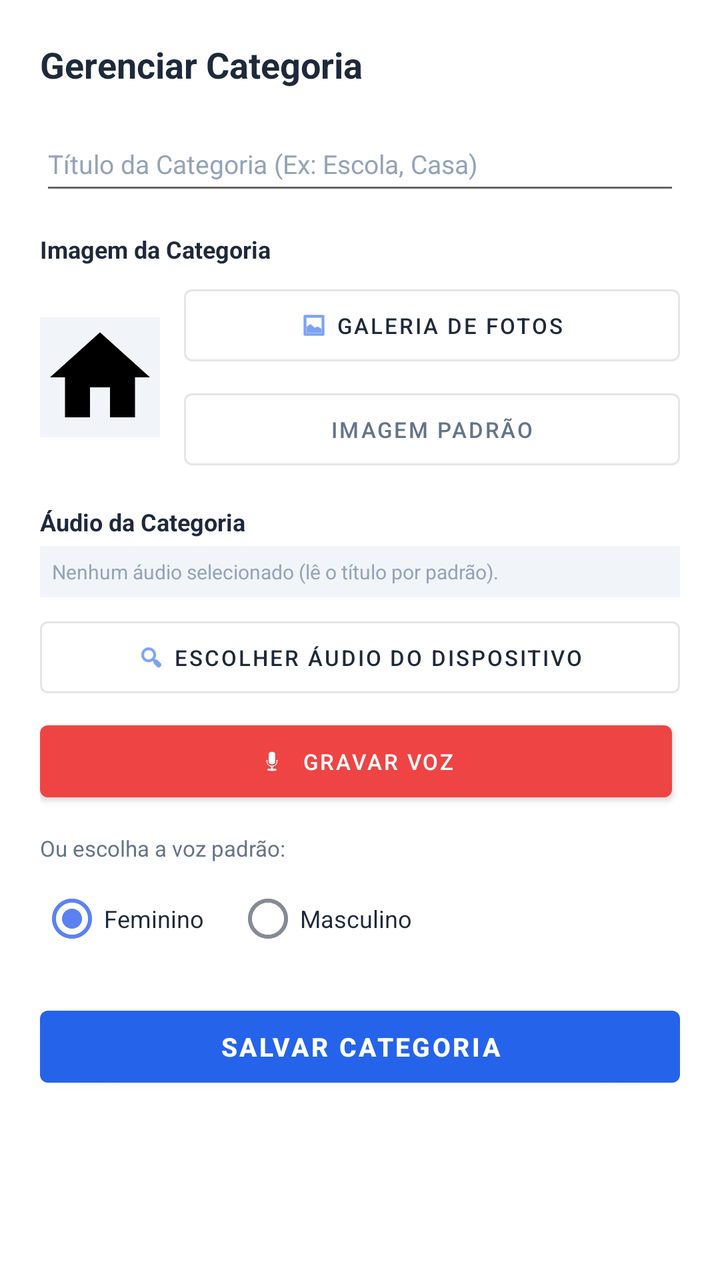
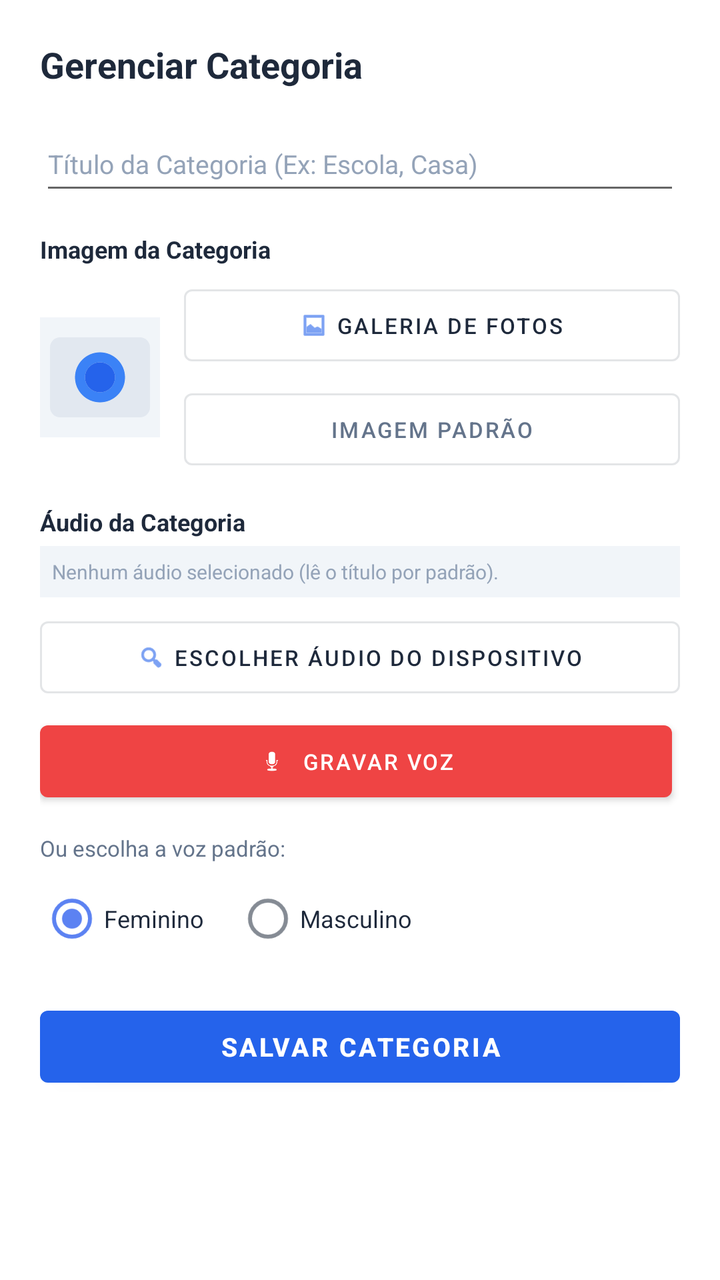

The first picture is an Android layout as it rendered before a commit; the second is the same layout after the commit. The layout source and the unified diff follow.
<!-- AndroidManifest.xml: application theme Theme.ProjetoCasa -->
<!-- res/layout/dialog_form_categoria.xml -->
<?xml version="1.0" encoding="utf-8"?>
<ScrollView
    xmlns:android="http://schemas.android.com/apk/res/android"
    xmlns:app="http://schemas.android.com/apk/res-auto"
    xmlns:tools="http://schemas.android.com/tools"
    android:layout_width="match_parent"
    android:layout_height="wrap_content"
    android:background="@color/card_surface">

    <LinearLayout
        android:layout_width="match_parent"
        android:layout_height="wrap_content"
        android:orientation="vertical"
        android:padding="20dp">

        <TextView
            android:id="@+id/tvModalTitle"
            android:layout_width="match_parent"
            android:layout_height="wrap_content"
            android:text="Gerenciar Categoria"
            android:textSize="18sp"
            android:textStyle="bold"
            android:textColor="@color/text_primary"
            android:layout_marginBottom="14dp"/>

        
        <EditText
            android:id="@+id/etCategoryName"
            android:layout_width="match_parent"
            android:layout_height="wrap_content"
            android:hint="Título da Categoria (Ex: Escola, Casa)"
            android:inputType="textCapSentences"
            android:minHeight="44dp"
            android:textColor="@color/text_primary"
            android:textColorHint="@color/text_muted"
            android:textSize="13sp"
            android:layout_marginBottom="14dp"/>

        
        <TextView
            android:layout_width="wrap_content"
            android:layout_height="wrap_content"
            android:text="Imagem da Categoria"
            android:textStyle="bold"
            android:textColor="@color/text_primary"
            android:textSize="12sp"
            android:layout_marginBottom="6dp"/>

        <LinearLayout
            android:layout_width="match_parent"
            android:layout_height="wrap_content"
            android:orientation="horizontal"
            android:gravity="center_vertical"
            android:layout_marginBottom="14dp">

            <ImageView
                android:id="@+id/ivCategoryPreview"
                android:layout_width="60dp"
                android:layout_height="60dp"
                android:src="@drawable/baseline_home_24"
                android:scaleType="centerCrop"
                android:background="@color/card_surface_secondary"
                android:layout_marginEnd="12dp"/>

            <LinearLayout
                android:layout_width="0dp"
                android:layout_height="wrap_content"
                android:layout_weight="1"
                android:orientation="vertical">

                <com.google.android.material.button.MaterialButton
                    android:id="@+id/btnSelectCategoryPhoto"
                    style="?attr/materialButtonOutlinedStyle"
                    android:layout_width="match_parent"
                    android:layout_height="wrap_content"
                    android:text="Galeria de Fotos"
                    android:textSize="11sp"
                    android:textColor="@color/text_primary"
                    app:icon="@android:drawable/ic_menu_gallery"
                    app:iconGravity="textStart"
                    app:iconSize="14dp"
                    app:iconTint="@color/brand_primary"
                    android:layout_marginBottom="4dp"/>

                <com.google.android.material.button.MaterialButton
                    android:id="@+id/btnDefaultCategoryImg"
                    style="?attr/materialButtonOutlinedStyle"
                    android:layout_width="match_parent"
                    android:layout_height="wrap_content"
                    android:text="Imagem Padrão"
                    android:textColor="@color/text_secondary"
                    android:textSize="11sp"/>
            </LinearLayout>
        </LinearLayout>

        
        <TextView
            android:layout_width="wrap_content"
            android:layout_height="wrap_content"
            android:text="Áudio da Categoria"
            android:textStyle="bold"
            android:textColor="@color/text_primary"
            android:textSize="12sp"
            android:layout_marginBottom="4dp"/>

        <TextView
            android:id="@+id/txtCategoryAudioStatus"
            android:layout_width="match_parent"
            android:layout_height="wrap_content"
            android:background="@color/card_surface_secondary"
            android:padding="6dp"
            android:text="Nenhum áudio selecionado (lê o título por padrão)."
            android:textColor="@color/text_muted"
            android:textSize="10sp"
            android:layout_marginBottom="6dp" />

        <com.google.android.material.button.MaterialButton
            android:id="@+id/btnSelectCategoryAudio"
            style="?attr/materialButtonOutlinedStyle"
            android:layout_width="match_parent"
            android:layout_height="wrap_content"
            android:text="Escolher Áudio do Dispositivo"
            android:textSize="11sp"
            android:textColor="@color/text_primary"
            app:icon="@android:drawable/ic_menu_search"
            app:iconGravity="textStart"
            app:iconSize="14dp"
            app:iconTint="@color/brand_primary"
            android:layout_marginBottom="4dp"/>

        <LinearLayout
            android:layout_width="match_parent"
            android:layout_height="wrap_content"
            android:orientation="horizontal"
            android:layout_marginBottom="12dp">

            <com.google.android.material.button.MaterialButton
                android:id="@+id/btnRecordCategoryAudio"
                android:layout_width="0dp"
                android:layout_height="wrap_content"
                android:layout_weight="1"
                android:text="Gravar Voz"
                android:textSize="11sp"
                android:textColor="@android:color/white"
                app:backgroundTint="@color/danger_red"
                app:icon="@android:drawable/ic_btn_speak_now"
                app:iconGravity="textStart"
                app:iconSize="14dp"
                app:iconTint="@android:color/white"
                android:layout_marginEnd="4dp"/>

            <com.google.android.material.button.MaterialButton
                android:id="@+id/btnStopCategoryAudio"
                android:layout_width="0dp"
                android:layout_height="wrap_content"
                android:layout_weight="1"
                android:text="Parar"
                android:textSize="11sp"
                android:textColor="@android:color/white"
                android:visibility="gone"
                app:backgroundTint="#B91C1C"
                app:icon="@android:drawable/ic_media_pause"
                app:iconGravity="textStart"
                app:iconSize="14dp"
                app:iconTint="@android:color/white"
                android:layout_marginEnd="4dp"/>

            <com.google.android.material.button.MaterialButton
                android:id="@+id/btnPreviewCategoryAudio"
                style="?attr/materialButtonOutlinedStyle"
                android:layout_width="0dp"
                android:layout_height="wrap_content"
                android:layout_weight="1"
                android:text="Prévia"
                android:textSize="11sp"
                android:textColor="@color/text_primary"
                android:visibility="gone"
                app:icon="@android:drawable/ic_media_play"
                app:iconGravity="textStart"
                app:iconSize="14dp"
                app:iconTint="@color/brand_primary"
                android:layout_marginStart="4dp"/>
        </LinearLayout>

        
        <TextView
            android:layout_width="wrap_content"
            android:layout_height="wrap_content"
            android:text="Ou escolha a voz padrão:"
            android:textSize="11sp"
            android:textColor="@color/text_secondary"
            android:layout_marginBottom="4dp"/>

        <RadioGroup
            android:id="@+id/rgCategoryGenderVoice"
            android:layout_width="match_parent"
            android:layout_height="wrap_content"
            android:orientation="horizontal"
            android:layout_marginBottom="16dp">

            <RadioButton
                android:id="@+id/rbCategoryFemale"
                android:layout_width="wrap_content"
                android:layout_height="wrap_content"
                android:text="Feminino"
                android:textColor="@color/text_primary"
                android:checked="true"
                android:textSize="12sp"
                android:layout_marginEnd="16dp"/>

            <RadioButton
                android:id="@+id/rbCategoryMale"
                android:layout_width="wrap_content"
                android:layout_height="wrap_content"
                android:textColor="@color/text_primary"
                android:textSize="12sp"
                android:text="Masculino"/>
        </RadioGroup>

        
        <ProgressBar
            android:id="@+id/progressCategoryModal"
            style="?android:attr/progressBarStyleHorizontal"
            android:layout_width="match_parent"
            android:layout_height="wrap_content"
            android:layout_marginBottom="12dp"
            android:indeterminate="true"
            android:visibility="gone" />

        
        <com.google.android.material.button.MaterialButton
            android:id="@+id/btnSaveCategory"
            android:layout_width="match_parent"
            android:layout_height="wrap_content"
            android:text="Salvar Categoria"
            android:textSize="13sp"
            android:textStyle="bold"
            app:backgroundTint="@color/brand_primary"
            android:textColor="@android:color/white"/>

    </LinearLayout>
</ScrollView>
<!-- resources referenced by this layout -->
<resources>
  <color name="brand_primary">#2563EB</color>
  <color name="card_surface">#FFFFFF</color>
  <color name="card_surface_secondary">#F1F5F9</color>
  <color name="danger_red">#EF4444</color>
  <color name="text_muted">#94A3B8</color>
  <color name="text_primary">#1E293B</color>
  <color name="text_secondary">#64748B</color>
  <!-- drawable baseline_home_24 (drawable) -->
  <vector xmlns:android="http://schemas.android.com/apk/res/android" android:height="24dp" android:tint="#000000" android:viewportHeight="24" android:viewportWidth="24" android:width="24dp">
        
      <path android:fillColor="@android:color/white" android:pathData="M10,20v-6h4v6h5v-8h3L12,3 2,12h3v8z"/>
      
  </vector>
  <style name="Theme.ProjetoCasa" parent="Base.Theme.ProjetoCasa" />
  <style name="Base.Theme.ProjetoCasa" parent="Theme.MaterialComponents.DayNight.NoActionBar">
          <item name="colorPrimary">@color/brand_primary</item>
          <item name="colorPrimaryVariant">@color/brand_secondary</item>
          <item name="colorSecondary">@color/brand_secondary</item>
          <item name="android:statusBarColor">@color/toolbar_bg</item>
          <item name="android:windowLightStatusBar">true</item>
          <item name="android:windowBackground">@color/bg_app</item>
          <item name="colorSurface">@color/card_surface</item>
          <item name="colorOnSurface">@color/text_primary</item>
      </style>
  <color name="brand_secondary">#5C82F2</color>
  <color name="toolbar_bg">#FFFFFF</color>
  <color name="bg_app">#F8FAFC</color>
</resources>

<!-- the commit's change to res/layout/dialog_form_categoria.xml (unified diff, before → after) -->
@@ -57,7 +57,7 @@
                 android:id="@+id/ivCategoryPreview"
                 android:layout_width="60dp"
                 android:layout_height="60dp"
-                android:src="@drawable/baseline_home_24"
+                android:src="@drawable/ic_default_button"
                 android:scaleType="centerCrop"
                 android:background="@color/card_surface_secondary"
                 android:layout_marginEnd="12dp"/>
<!-- resource entries referenced after the edit -->
@@ -7,11 +7,22 @@
   <color name="text_muted">#94A3B8</color>
   <color name="text_primary">#1E293B</color>
   <color name="text_secondary">#64748B</color>
-  <!-- drawable baseline_home_24 (drawable) -->
-  <vector xmlns:android="http://schemas.android.com/apk/res/android" android:height="24dp" android:tint="#000000" android:viewportHeight="24" android:viewportWidth="24" android:width="24dp">
-        
-      <path android:fillColor="@android:color/white" android:pathData="M10,20v-6h4v6h5v-8h3L12,3 2,12h3v8z"/>
-      
+  <!-- drawable ic_default_button (drawable) -->
+  <?xml version="1.0" encoding="utf-8"?>
+  <vector xmlns:android="http://schemas.android.com/apk/res/android"
+      android:width="48dp"
+      android:height="48dp"
+      android:viewportWidth="24"
+      android:viewportHeight="24">
+      <path
+          android:fillColor="#E2E8F0"
+          android:pathData="M4,4h16c1.1,0 2,0.9 2,2v12c0,1.1 -0.9,2 -2,2H4c-1.1,0 -2,-0.9 -2,-2V6c0,-1.1 0.9,-2 2,-2z" />
+      <path
+          android:fillColor="#3B82F6"
+          android:pathData="M12,7c-2.76,0 -5,2.24 -5,5s2.24,5 5,5 5,-2.24 5,-5 -2.24,-5 -5,-5zm0,8c-1.66,0 -3,-1.34 -3,-3s1.34,-3 3,-3 3,1.34 3,3 -1.34,3 -3,3z" />
+      <path
+          android:fillColor="#2563EB"
+          android:pathData="M12,9c-1.66,0 -3,1.34 -3,3s1.34,3 3,3 3,-1.34 3,-3 -1.34,-3 -3,-3z" />
   </vector>
   <style name="Theme.ProjetoCasa" parent="Base.Theme.ProjetoCasa" />
   <style name="Base.Theme.ProjetoCasa" parent="Theme.MaterialComponents.DayNight.NoActionBar">
